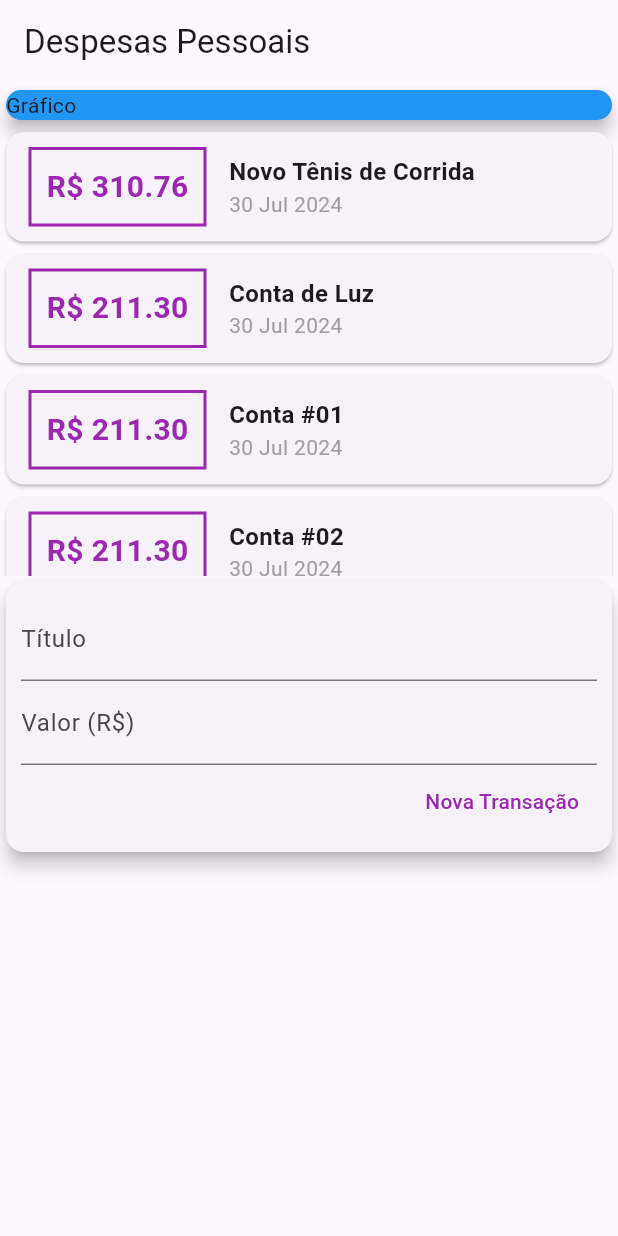
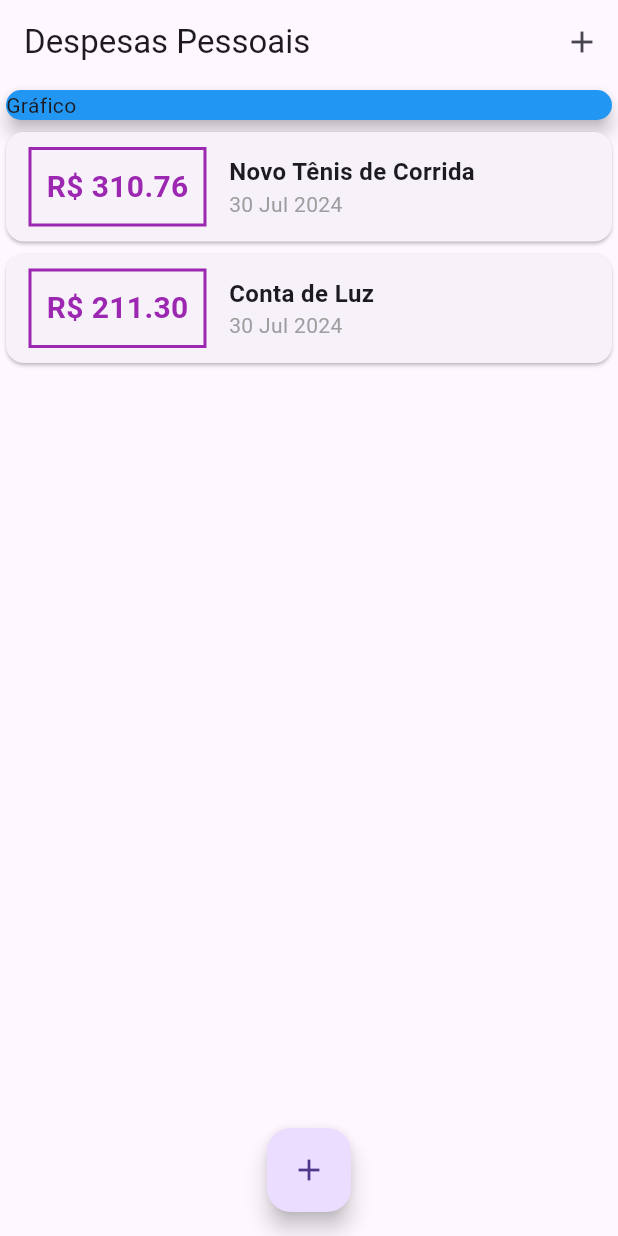
Before and after one commit to Jennyads/expenses-flutter, a Flutter app: the screen it shows after launch, on a phone screen of 412 x 824 dp. Run offline on Flutter 3.47's test engine with Material 3 defaults, Android fonts, the phone set to English and light mode, and no system bars.

```diff
--- a/lib/components/transaction_user.dart
+++ /dev/null
@@ -1,76 +0,0 @@
-import 'package:flutter/material.dart';
-import 'dart:math';
-import 'transaction_form.dart';
-import 'transaction_list.dart';
-import '../models/transaction.dart';
-
-class TransactionUser extends StatefulWidget {
-  const TransactionUser({Key? key}) : super(key: key);
-
-  @override
-  State<TransactionUser> createState() => _TransactionUserState();
-}
-
-class _TransactionUserState extends State<TransactionUser> {
-  final _transactions = [
-    Transaction(
-      id: 't1',
-      title: 'Novo Tênis de Corrida',
-      value: 310.76,
-      date: DateTime.now(),
-    ),
-    Transaction(
-      id: 't2',
-      title: 'Conta de Luz',
-      value: 211.30,
-      date: DateTime.now(),
-    ),
-    Transaction(
-      id: 't20',
-      title: 'Conta #01',
-      value: 211.30,
-      date: DateTime.now(),
-    ),
-    Transaction(
-      id: 't3',
-      title: 'Conta #02',
-      value: 211.30,
-      date: DateTime.now(),
-    ),
-    Transaction(
-      id: 't4',
-      title: 'Conta #03',
-      value: 211.30,
-      date: DateTime.now(),
-    ),
-    Transaction(
-      id: 't5',
-      title: 'Conta #04',
-      value: 211.30,
-      date: DateTime.now(),
-    ),
-  ];
-
-  _addTransaction(String title, double value) {
-    final newTransaction = Transaction(
-      id: Random().nextDouble().toString(),
-      title: title,
-      value: value,
-      date: DateTime.now(),
-    );
-
-    setState(() {
-      _transactions.add(newTransaction);
-    });
-  }
-
-  @override
-  Widget build(BuildContext context) {
-    return Column(
-      children: [
-        TransactionList(_transactions),
-        TransactionForm(_addTransaction),
-      ],
-    );
-  }
-}
--- a/lib/main.dart
+++ b/lib/main.dart
@@ -1,5 +1,9 @@
+import 'package:expenses/components/transaction_form.dart';
 import 'package:flutter/material.dart';
-import 'components/transaction_user.dart';
+import 'dart:math';
+import 'components/transaction_form.dart';
+import 'components/transaction_list.dart';
+import 'models/transaction.dart';
 
 main() => runApp(const ExpensesApp());
 
@@ -11,30 +15,85 @@ class ExpensesApp extends StatelessWidget {
   }
 }
 
-class MyHomePage extends StatelessWidget {
+class MyHomePage extends StatefulWidget {
   const MyHomePage({Key? key}) : super(key: key);
+
+  @override
+  State<MyHomePage> createState() => _MyHomePageState();
+}
+
+class _MyHomePageState extends State<MyHomePage> {
+  final _transactions = [
+    Transaction(
+      id: 't1',
+      title: 'Novo Tênis de Corrida',
+      value: 310.76,
+      date: DateTime.now(),
+    ),
+    Transaction(
+      id: 't2',
+      title: 'Conta de Luz',
+      value: 211.30,
+      date: DateTime.now(),
+    ),
+  ];
+
+  _addTransaction(String title, double value) {
+    final newTransaction = Transaction(
+      id: Random().nextDouble().toString(),
+      title: title,
+      value: value,
+      date: DateTime.now(),
+    );
+
+    setState(() {
+      _transactions.add(newTransaction);
+    });
+
+    Navigator.of(context).pop();
+  }
+
+  _openTransactionFormModal(BuildContext context) {
+    showModalBottomSheet(
+      context: context,
+      builder: (_) {
+        return TransactionForm(_addTransaction);
+      },
+    );
+  }
 
   @override
   Widget build(BuildContext context) {
     return Scaffold(
       appBar: AppBar(
         title: const Text('Despesas Pessoais'),
+        actions: [
+          IconButton(
+            icon: const Icon(Icons.add),
+            onPressed: () => _openTransactionFormModal(context),
+          ),
+        ],
       ),
-      body: const SingleChildScrollView(
+      body: SingleChildScrollView(
         child: Column(
           crossAxisAlignment: CrossAxisAlignment.stretch,
           children: [
-            SizedBox(
+            const SizedBox(
               child: Card(
                 color: Colors.blue,
                 child: Text('Gráfico'),
                 elevation: 5,
               ),
             ),
-            TransactionUser(),
+            TransactionList(_transactions),
           ],
         ),
       ),
+      floatingActionButton: FloatingActionButton(
+        child: const Icon(Icons.add),
+        onPressed: () => _openTransactionFormModal(context),
+      ),
+      floatingActionButtonLocation: FloatingActionButtonLocation.centerFloat,
     );
   }
 }
```
Also changed, not shown: lib/components/transaction_form.dart (+25 -8 lines), lib/models/transaction.dart (indentation only).
